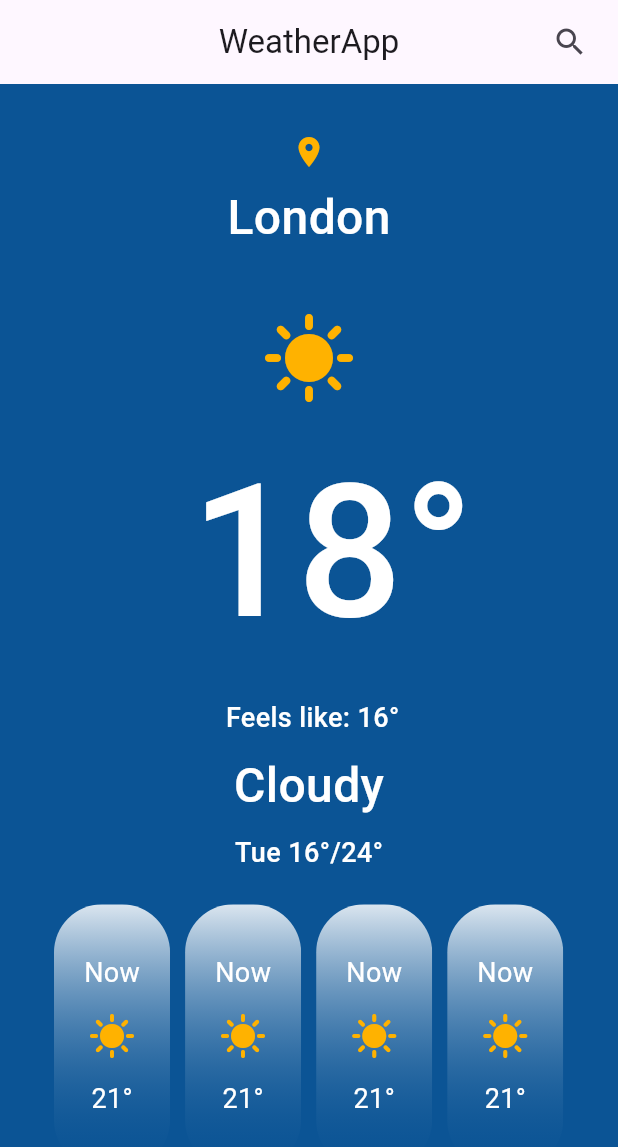
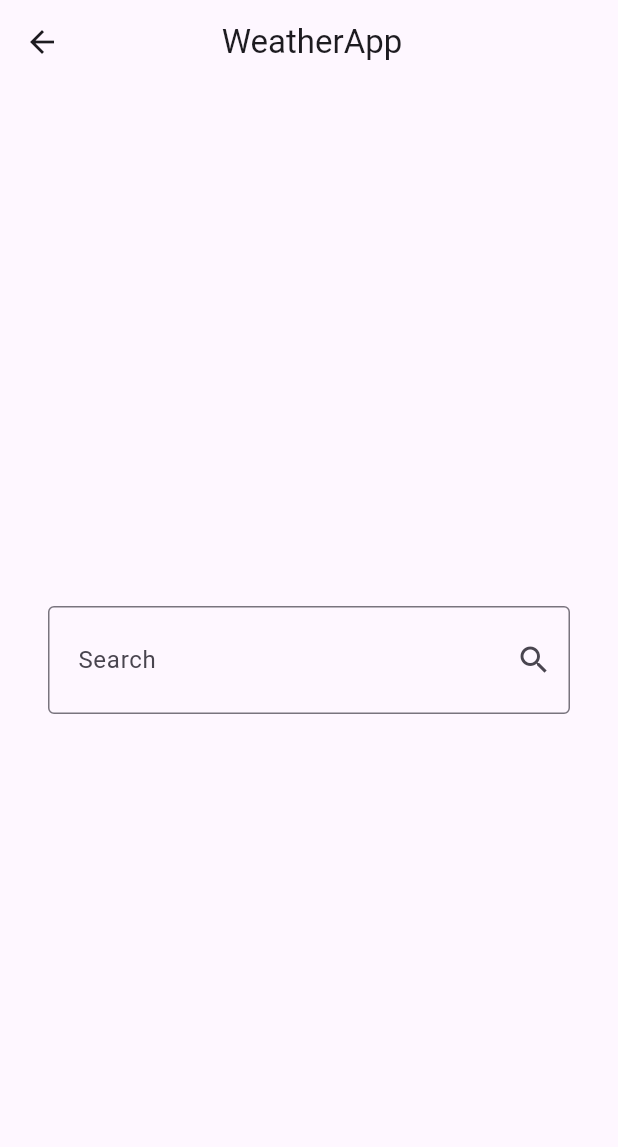
Before and after one commit to KhalidWRamadan/weather_app, a Flutter app: the screen it shows after launch, after a tap on the "search" icon, on a phone screen of 412 x 824 dp. Shown: the top 1147 px of the screen. Run offline on Flutter 3.47's test engine with Material 3 defaults, Android fonts, the phone set to English and light mode, and no system bars.

Commit message:
finishing ui & importing dio

```diff
--- a/lib/main.dart
+++ b/lib/main.dart
@@ -13,8 +13,6 @@ class WeatherApp extends StatefulWidget {
 }
 
 class _WeatherAppState extends State<WeatherApp> {
-  bool isDark = false;
-
   @override
   Widget build(BuildContext context) {
     return const MaterialApp(
--- a/lib/views/home_view.dart
+++ b/lib/views/home_view.dart
@@ -1,4 +1,5 @@
 import 'package:flutter/material.dart';
+import 'package:weather_app/views/search_view.dart';
 
 import 'package:weather_app/views/weather_view.dart';
 
@@ -16,7 +17,13 @@ class HomeView extends StatelessWidget {
             Padding(
               padding: const EdgeInsets.only(right: 8),
               child: IconButton(
-                onPressed: () {},
+                onPressed: () {
+                  Navigator.of(context).push(
+                    MaterialPageRoute(builder: (context) {
+                      return const SearchView();
+                    }),
+                  );
+                },
                 icon: const Icon(Icons.search),
               ),
             ),
--- /dev/null
+++ b/lib/views/search_view.dart
@@ -0,0 +1,41 @@
+import 'package:flutter/material.dart';
+
+class SearchView extends StatelessWidget {
+  const SearchView({super.key});
+
+  @override
+  Widget build(BuildContext context) {
+    return Scaffold(
+      appBar: AppBar(
+        title: const Center(
+          child: Text('WeatherApp'),
+        ),
+        actions: const [
+          SizedBox(
+            width: 52,
+          ),
+        ],
+      ),
+      body: const Padding(
+        padding: EdgeInsets.symmetric(horizontal: 32),
+        child: Center(
+          child: TextField(
+            decoration: InputDecoration(
+              contentPadding:
+                  EdgeInsets.symmetric(vertical: 24, horizontal: 16),
+              suffixIcon: Icon(Icons.search),
+              label: Text('Search'),
+              hintText: 'Enter City Name',
+              hintMaxLines: 1,
+              border: OutlineInputBorder(
+                borderSide: BorderSide(
+                  color: Colors.red,
+                ),
+              ),
+            ),
+          ),
+        ),
+      ),
+    );
+  }
+}
--- a/lib/views/weather_view.dart
+++ b/lib/views/weather_view.dart
@@ -3,7 +3,6 @@ import 'package:weather_app/components/hourly_listview.dart';
 
 class WeatherView extends StatelessWidget {
   const WeatherView({super.key});
-
   @override
   Widget build(BuildContext context) {
     return const Center(
@@ -29,8 +28,8 @@ class WeatherView extends StatelessWidget {
               height: 20,
             ),
             Icon(
-              Icons.sunny,
-              color: Color(0xFFffb200),
+              Icons.cloud,
+              color: Colors.white,
               size: 64,
             ),
             Text(
--- a/pubspec.yaml
+++ b/pubspec.yaml
@@ -28,6 +28,7 @@ environment:
 # the latest version available on pub.dev. To see which dependencies have newer
 # versions available, run `flutter pub outdated`.
 dependencies:
+  dio: ^5.7.0
   flutter:
     sdk: flutter
 
```
Also changed, not shown: pubspec.lock.
